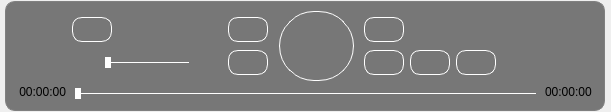
Above: assets/VideoControlPanel.ui from ifreddyrod/SPYDER-Player-pyqt before the change. Below: the same form after it.
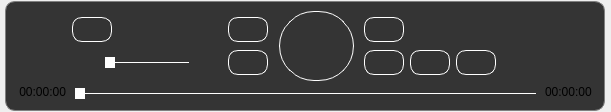
That is the form after the change. Icons and pictures are not drawn.

What changed in the file:
```diff
--- a/assets/VideoControlPanel.ui
+++ b/assets/VideoControlPanel.ui
@@ -25,7 +25,7 @@
   <property name="styleSheet">
    <string notr="true">QFrame
 {
-	background-color: rgba(0, 0, 0, 128);  /*rgba(0, 0, 0, 150);*/
+	background-color: rgba(0, 0, 0, 200);  /*rgba(0, 0, 0, 150);*/
 	border: 1px solid rgb(128, 128, 128); /*white;*/
 	border-radius: 10px;  
 }
@@ -45,7 +45,7 @@
 
 QPushButton:disabled
 {
-	color: rgb(15, 15, 15);
+	color: rgb(128, 128, 128);
 	/*color: rgb(21, 21, 21)*/
 }
 
@@ -107,9 +107,9 @@
 {
     /*background: qlineargradient(x1:0, y1:0, x2:1, y2:1, stop:0 #b4b4b4, stop:1 #8f8f8f);*/
 	background: white;
-    border: 2px solid white;
+    border: 0px solid white;
     	height: 5px;
-    	width: 2px;
+    	width: 6px;
     	margin: -5px 0px;
 }
 
```
Left out of the diff: 27 changed lines with no effect on the pictures.
